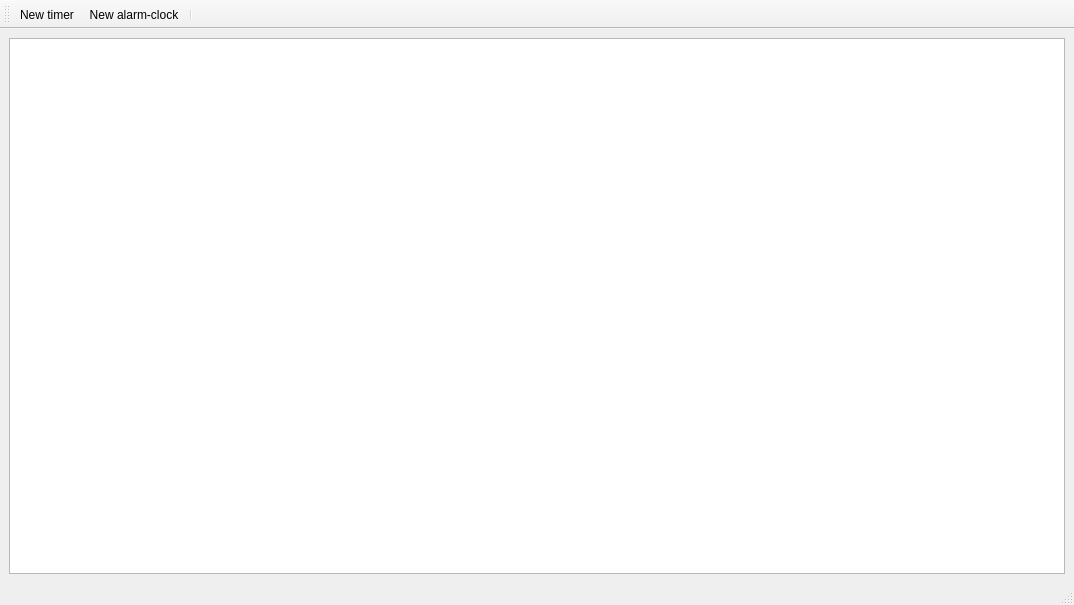
Before: the Qt Designer form SmartClock/MainWindow.ui in Artem259/univ2.1_OOP_lab2, drawn with Qt 5.
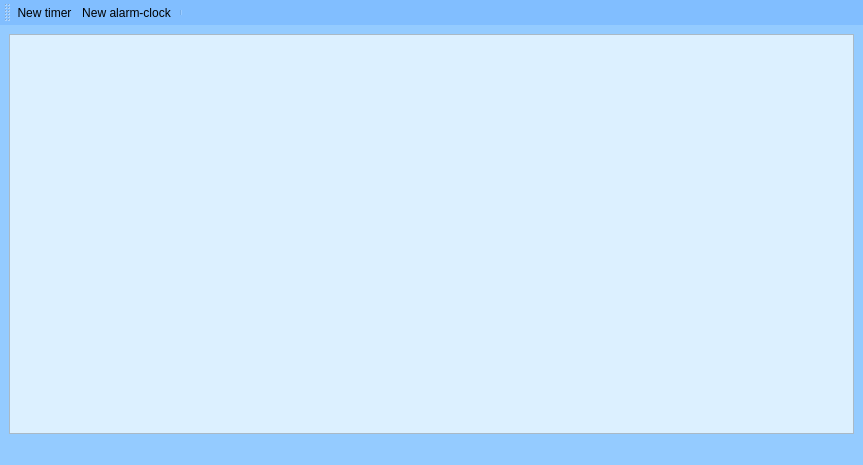
After: the same form once the commit is applied. Icons and pictures are not drawn.

What changed in the file:
```diff
--- a/SmartClock/MainWindow.ui
+++ b/SmartClock/MainWindow.ui
@@ -6,8 +6,8 @@
    <rect>
     <x>0</x>
     <y>0</y>
-    <width>1074</width>
-    <height>605</height>
+    <width>863</width>
+    <height>465</height>
    </rect>
   </property>
   <property name="windowTitle">
@@ -16,6 +16,9 @@
   <property name="autoFillBackground">
    <bool>false</bool>
   </property>
+  <property name="styleSheet">
+   <string notr="true">background-color: rgb(148, 203, 255);</string>
+  </property>
   <property name="iconSize">
    <size>
     <width>30</width>
@@ -49,12 +52,18 @@
 
 QTableCornerButton::section 
 {
-	
+	 Background-color: rgb(220, 240, 255);
+    Border-left: 1px solid;  
 }
 
 QHeaderView::section 
 { 
-	
+	   Background-color: rgb(220, 240, 255);
+}
+
+QTableView
+{
+     background-color: rgb(220, 240, 255)
 }</string>
       </property>
       <property name="editTriggers">
@@ -142,6 +151,10 @@
    <property name="layoutDirection">
     <enum>Qt::LeftToRight</enum>
    </property>
+   <property name="styleSheet">
+    <string notr="true">background-color: rgb(129, 190, 255);
+border: none;</string>
+   </property>
    <property name="movable">
     <bool>true</bool>
    </property>
```
Left out of the diff: 14 changed lines with no effect on the pictures.
